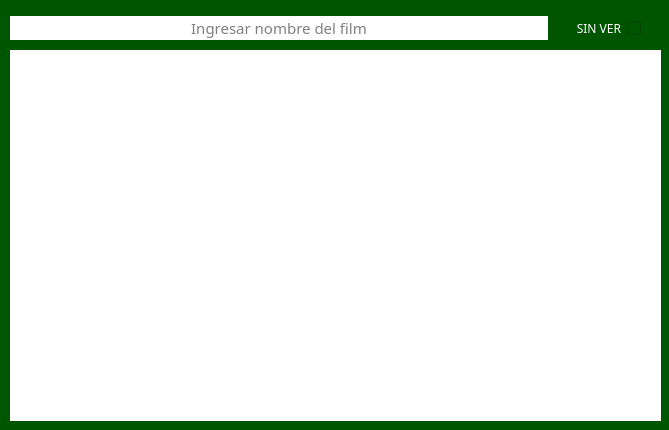
QuitoAr/Cine, file gui/ventana_buscar.ui: the form before one commit.
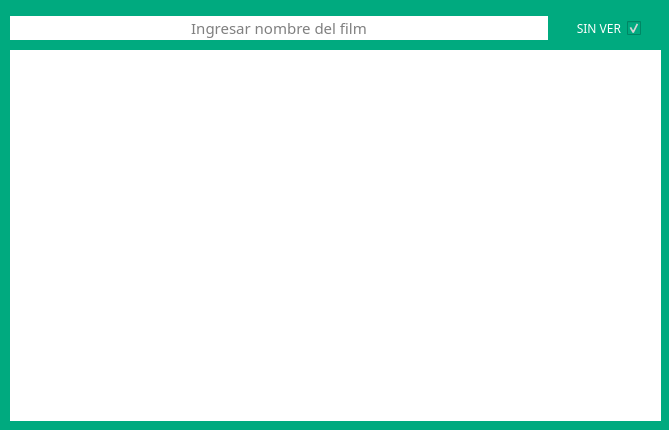
The form after the commit. Icons and pictures are not drawn.

What changed in the file:
```diff
--- a/gui/ventana_buscar.ui
+++ b/gui/ventana_buscar.ui
@@ -38,8 +38,7 @@
    <string notr="true">border: 50px;
 border-radius: 20 px;
 border-color: rgb(48, 45, 44);
-background-color: rgb(85, 255, 127);
-background-color: rgb(0, 85, 0);</string>
+background-color: rgb(0, 170, 127);</string>
   </property>
   <widget class="QTableWidget" name="tblResultados">
    <property name="geometry">
@@ -135,6 +134,9 @@
       <property name="text">
        <string>SIN VER</string>
       </property>
+      <property name="checked">
+       <bool>true</bool>
+      </property>
      </widget>
     </item>
    </layout>
```
